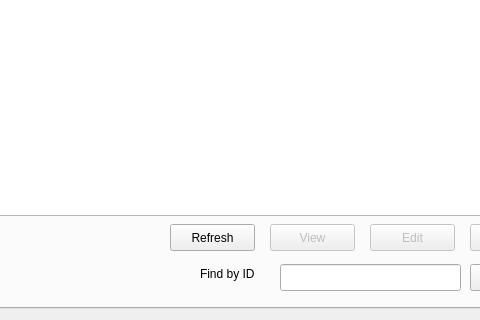
Weemy96/slms, file mainwindow.ui: the form before one commit; both pictures show x 142 to 622 and y 161 to 481 of the 729 by 481 pixel window.
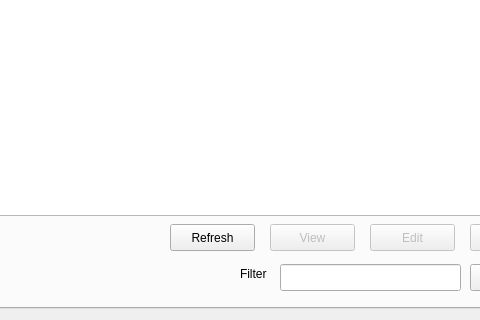
The form after the commit.

Diff of the .ui file:
```diff
--- a/mainwindow.ui
+++ b/mainwindow.ui
@@ -414,14 +414,14 @@
      <widget class="QLabel" name="label_3">
       <property name="geometry">
        <rect>
-        <x>330</x>
+        <x>370</x>
         <y>370</y>
-        <width>71</width>
+        <width>41</width>
         <height>20</height>
        </rect>
       </property>
       <property name="text">
-       <string>Find by ID</string>
+       <string>Filter</string>
       </property>
      </widget>
      <widget class="QPushButton" name="btn_find">
```
Left out of the diff: 8 changed lines with no effect on the pictures.
